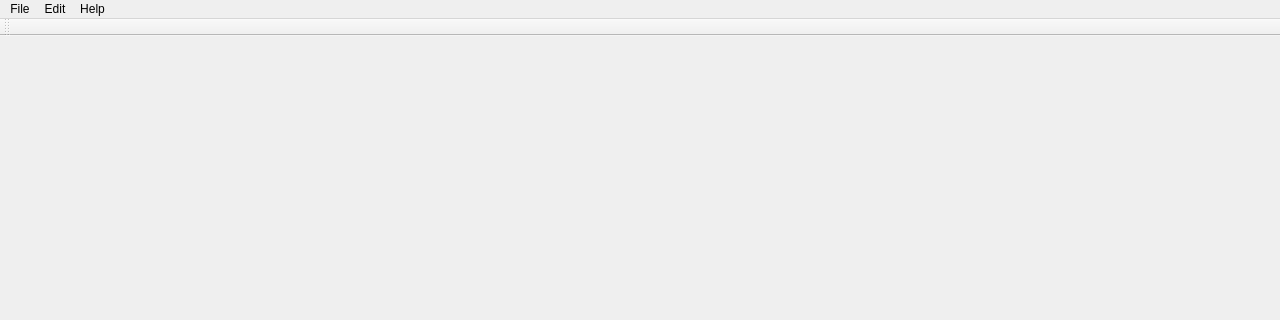
Qt form SuSto-Engine-QT/mainwindow.ui (SimonStoyanov/SuSto-Engine-QT) before a commit; both pictures show x 0 to 1280 and y 0 to 320 of the 1280 by 720 pixel window.
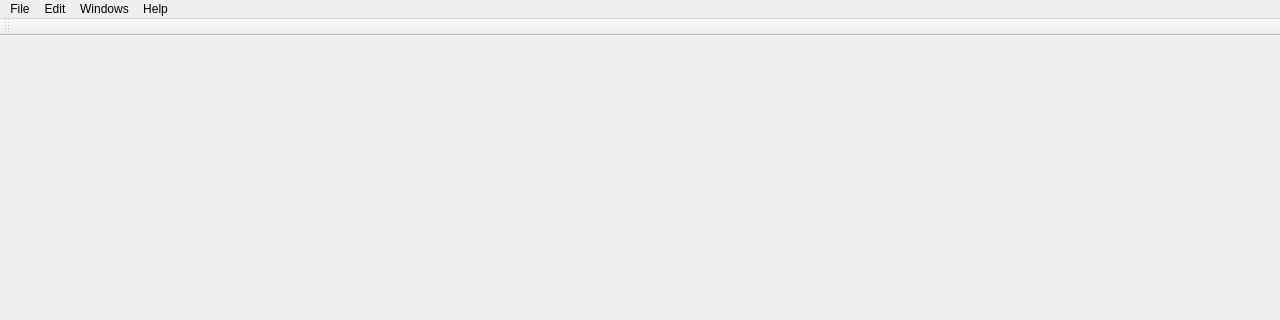
The same form after that commit.

```diff
--- a/SuSto-Engine-QT/mainwindow.ui
+++ b/SuSto-Engine-QT/mainwindow.ui
@@ -67,8 +67,17 @@
     </property>
     <addaction name="actionAbout"/>
    </widget>
+   <widget class="QMenu" name="menuWindows">
+    <property name="title">
+     <string>Windows</string>
+    </property>
+    <addaction name="actionWindowsInspector"/>
+    <addaction name="actionWindowsHierarchy"/>
+    <addaction name="actionWindowsRenderer"/>
+   </widget>
    <addaction name="menuFile"/>
    <addaction name="menuEdit"/>
+   <addaction name="menuWindows"/>
    <addaction name="menuHelp"/>
   </widget>
   <widget class="QToolBar" name="mainToolBar">
```
Left out of the diff: 33 changed lines with no effect on the pictures.
